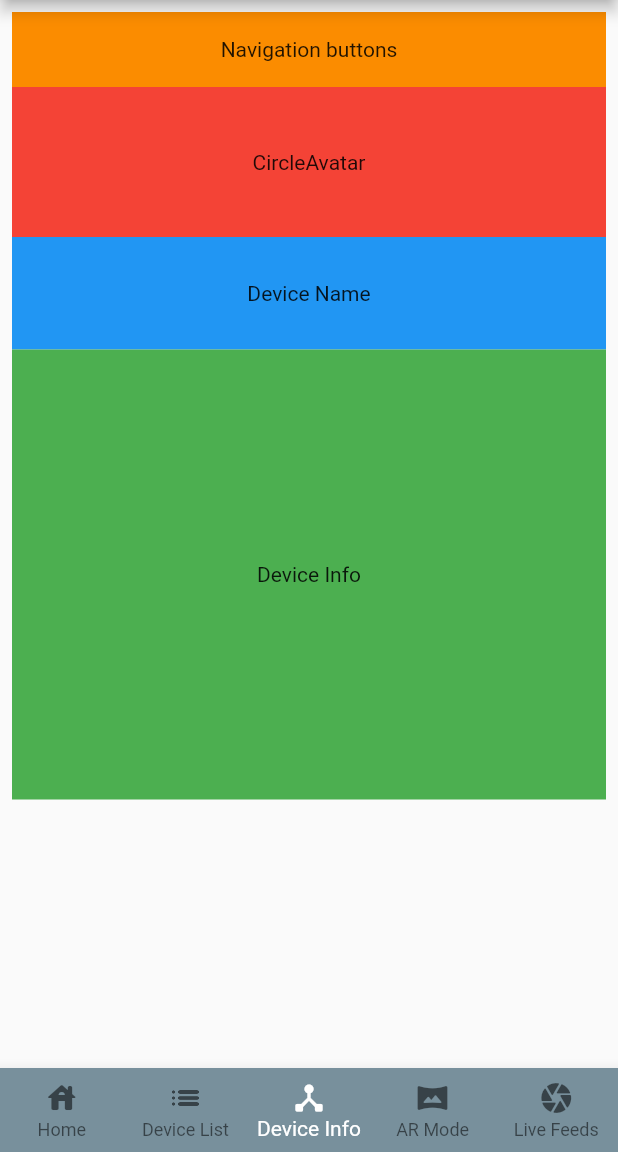
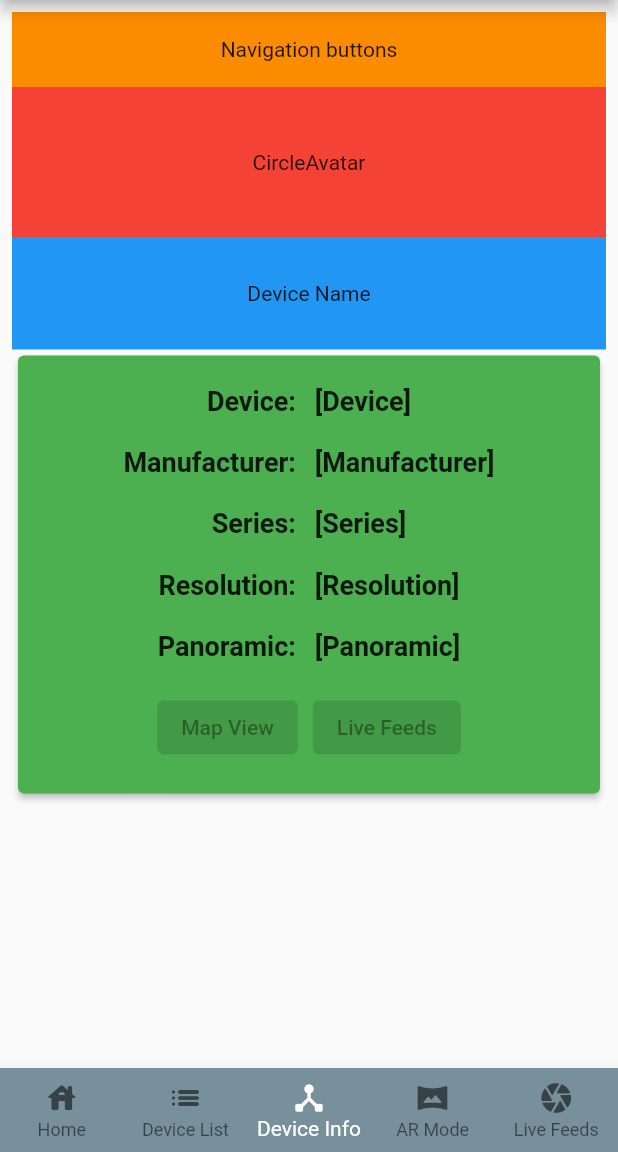
Before and after one commit to CE-GPP/SensorSight, a Flutter app: the screen it shows after launch, item 3 of the bottom bar chosen, on a phone screen of 412 x 824 dp, the part 84-1236 px from its top. Run offline on Flutter 3.47's test engine with Material 2 defaults, Android fonts, the phone set to English and light mode, and no system bars; our stand-ins replace google_maps_flutter.

Commit message:
Added device info fields

```diff
--- a/Code/sensor_sight_app/lib/main.dart
+++ b/Code/sensor_sight_app/lib/main.dart
@@ -36,8 +36,10 @@ class MyStatefulWidget extends StatefulWidget {
 class _MyStatefulWidget extends State<MyStatefulWidget> {
   int _selectedIndex = 0;
 
-  static const TextStyle optionStyle =
-      TextStyle(fontSize: 30, fontWeight: FontWeight.bold);
+  static const TextStyle optionStyle = TextStyle(
+    fontSize: 30,
+    fontWeight: FontWeight.bold,
+  );
 
   static const List<Widget> _widgetOptions = <Widget>[
     // Index 0: Home
--- a/Code/sensor_sight_app/lib/widgets/device_info.dart
+++ b/Code/sensor_sight_app/lib/widgets/device_info.dart
@@ -2,6 +2,15 @@ import 'package:flutter/material.dart';
 
 class DeviceInfo extends StatelessWidget {
   const DeviceInfo({super.key});
+
+  static const TextStyle optionStyle = TextStyle(
+    fontSize: 18,
+    fontWeight: FontWeight.bold,
+    wordSpacing: 8,
+  );
+
+  //final ButtonStyle style =
+  //    ElevatedButton.styleFrom(textStyle: const TextStyle(fontSize: 20));
 
   @override
   Widget build(BuildContext context) {
@@ -25,8 +34,53 @@ class DeviceInfo extends StatelessWidget {
         ),
         Container(
           height: 300,
-          color: Colors.green[500],
-          child: const Center(child: Text('Device Info')),
+          //color: Colors.green[500],
+          child: Card(
+              color: Colors.green[500],
+              elevation: 2,
+              child: Padding(
+                padding: const EdgeInsets.all(20.0),
+                child: Column(
+                    mainAxisAlignment: MainAxisAlignment.spaceBetween,
+                    children: [
+                      Text(
+                        'Device: [Device]',
+                        style: optionStyle,
+                      ),
+                      Text(
+                        'Manufacturer: [Manufacturer]',
+                        style: optionStyle,
+                      ),
+                      Text(
+                        'Series: [Series]',
+                        style: optionStyle,
+                      ),
+                      Text(
+                        'Resolution: [Resolution]',
+                        style: optionStyle,
+                      ),
+                      Text(
+                        'Panoramic: [Panoramic]',
+                        style: optionStyle,
+                      ),
+                      Row(
+                        mainAxisAlignment: MainAxisAlignment.center,
+                        children: const [
+                          ElevatedButton(
+                              //style: ButtonStyle(),
+                              onPressed: null,
+                              child: Text('Map View')),
+                          SizedBox(
+                            width: 10,
+                          ),
+                          ElevatedButton(
+                              //style: ButtonStyle(),
+                              onPressed: null,
+                              child: Text('Live Feeds')),
+                        ],
+                      ),
+                    ]),
+              )),
         ),
       ],
     );
```
